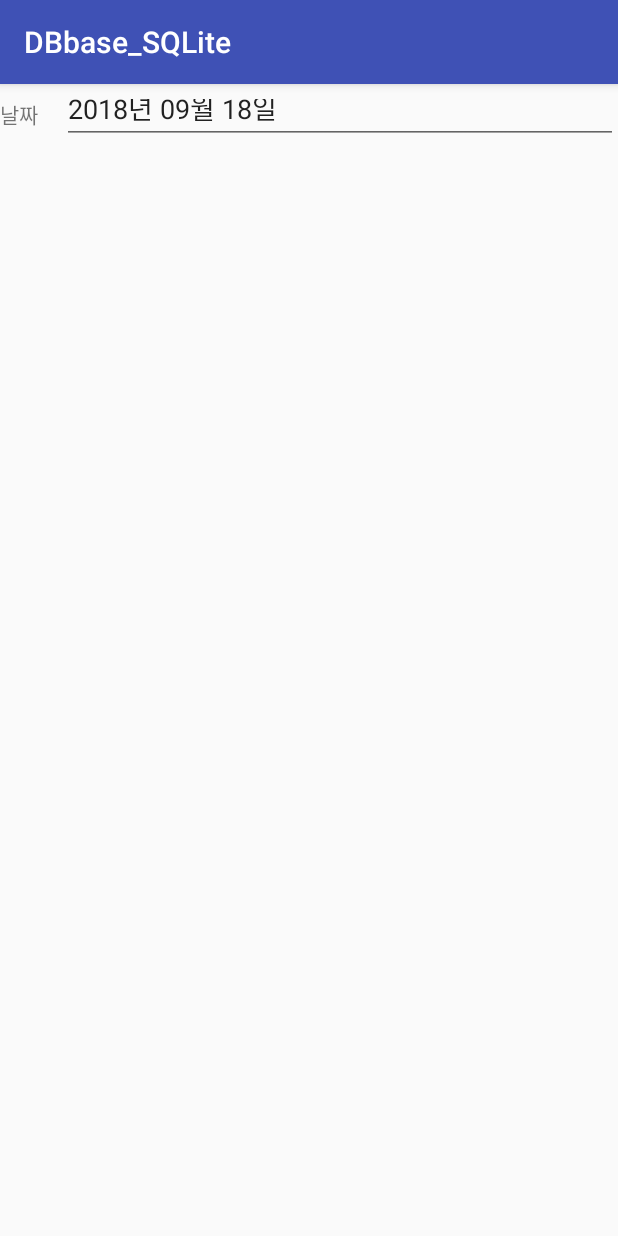
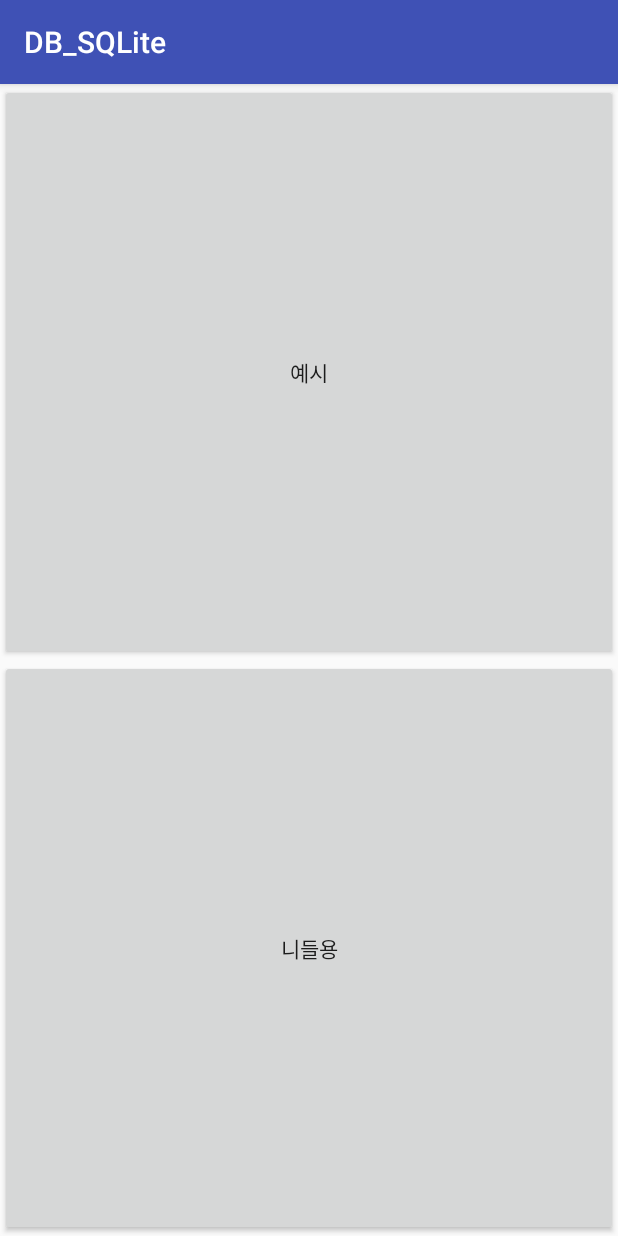
Before and after one commit to kin7274/DBbase_SQLite, an Android app: the screen it shows after launch (MainActivity), on a phone screen of 412 x 824 dp. Run offline under Robolectric (Android 15) with nearby library versions, the phone set to English and light mode, and no system bars.

Commit message:
db 수정중
db 2페이지 설정
db 2컬럼이 적용안됨

```diff
--- a/app/build.gradle
+++ b/app/build.gradle
@@ -3,7 +3,7 @@ apply plugin: 'com.android.application'
 android {
     compileSdkVersion 28
     defaultConfig {
-        applicationId "com.example.administrator.dbbase_sqlite"
+        applicationId "com.example.administrator.db_sqlite"
         minSdkVersion 15
         targetSdkVersion 28
         versionCode 1
--- a/app/src/main/AndroidManifest.xml
+++ b/app/src/main/AndroidManifest.xml
@@ -1,6 +1,6 @@
 <?xml version="1.0" encoding="utf-8"?>
 <manifest xmlns:android="http://schemas.android.com/apk/res/android"
-    package="com.example.administrator.dbbase_sqlite">
+    package="com.example.administrator.db_sqlite">
 
     <application
         android:allowBackup="true"
@@ -16,6 +16,7 @@
                 <category android:name="android.intent.category.LAUNCHER" />
             </intent-filter>
         </activity>
+        <activity android:name=".DB" />
+        <activity android:name=".DB2" />
     </application>
-
 </manifest>
--- a/app/src/main/java/com/example/administrator/dbbase_sqlite/MainActivity.java
+++ b/app/src/main/java/com/example/administrator/db_sqlite/DB2.java
@@ -1,4 +1,4 @@
-package com.example.administrator.dbbase_sqlite;
+package com.example.administrator.db_sqlite;
 
 import android.os.Bundle;
 import android.support.v7.app.AppCompatActivity;
@@ -6,57 +6,29 @@ import android.view.View;
 import android.widget.Button;
 import android.widget.EditText;
 import android.widget.TextView;
+import android.widget.Toast;
 
-import java.text.SimpleDateFormat;
-import java.util.Date;
-
-public class MainActivity extends AppCompatActivity {
+public class DB2 extends AppCompatActivity {
 
     @Override
     protected void onCreate(Bundle savedInstanceState) {
         super.onCreate(savedInstanceState);
-        setContentView(R.layout.activity_main);
+        setContentView(R.layout.activity_db2);
 
-        final DBHelper dbHelper = new DBHelper(getApplicationContext(), "MoneyBook.db", null, 1);
+        final DBHelper2 dbHelper = new DBHelper2(getApplicationContext(), "NEEDLE.db", null, 1);
 
         // 테이블에 있는 모든 데이터 출력
         final TextView result = (TextView) findViewById(R.id.result);
-
-        final EditText etDate = (EditText) findViewById(R.id.date);
         final EditText etItem = (EditText) findViewById(R.id.item);
-        final EditText etPrice = (EditText) findViewById(R.id.price);
-
-        // 날짜는 현재 날짜로 고정
-        // 현재 시간 구하기
-        long now = System.currentTimeMillis();
-        Date date = new Date(now);
-        // 출력될 포맷 설정
-        SimpleDateFormat simpleDateFormat = new SimpleDateFormat("yyyy년 MM월 dd일");
-        etDate.setText(simpleDateFormat.format(date));
 
         // DB에 데이터 추가
         Button insert = (Button) findViewById(R.id.insert);
         insert.setOnClickListener(new View.OnClickListener() {
             @Override
             public void onClick(View v) {
-                String date = etDate.getText().toString();
                 String item = etItem.getText().toString();
-                int price = Integer.parseInt(etPrice.getText().toString());
-
-                dbHelper.insert(date, item, price);
-                result.setText(dbHelper.getResult());
-            }
-        });
-
-        // DB에 있는 데이터 수정
-        Button update = (Button) findViewById(R.id.update);
-        update.setOnClickListener(new View.OnClickListener() {
-            @Override
-            public void onClick(View v) {
-                String item = etItem.getText().toString();
-                int price = Integer.parseInt(etPrice.getText().toString());
-
-                dbHelper.update(item, price);
+                Toast.makeText(getApplicationContext(), "" + item, Toast.LENGTH_SHORT).show();
+                dbHelper.insert(item);
                 result.setText(dbHelper.getResult());
             }
         });
@@ -67,7 +39,6 @@ public class MainActivity extends AppCompatActivity {
             @Override
             public void onClick(View v) {
                 String item = etItem.getText().toString();
-
                 dbHelper.delete(item);
                 result.setText(dbHelper.getResult());
             }
--- /dev/null
+++ b/app/src/main/java/com/example/administrator/db_sqlite/MainActivity.java
@@ -0,0 +1,36 @@
+package com.example.administrator.db_sqlite;
+
+import android.content.Intent;
+import android.os.Bundle;
+import android.support.v7.app.AppCompatActivity;
+import android.view.View;
+import android.widget.Button;
+
+public class MainActivity extends AppCompatActivity implements View.OnClickListener {
+    Button btn1, btn2;
+    @Override
+    protected void onCreate(Bundle savedInstanceState) {
+        super.onCreate(savedInstanceState);
+        setContentView(R.layout.activity_main);
+        btn1 = (Button) findViewById(R.id.btn1);
+        btn2 = (Button) findViewById(R.id.btn2);
+        btn1.setOnClickListener(this);
+        btn2.setOnClickListener(this);
+    }
+
+    @Override
+    public void onClick(View v) {
+        switch (v.getId()){
+            case R.id.btn1:
+                // 이건 예시
+                Intent intent = new Intent(this, DB.class);
+                startActivity(intent);
+                break;
+            case R.id.btn2:
+                // 이건 내가 쓸꺼
+                Intent intent2 = new Intent(this, DB2.class);
+                startActivity(intent2);
+                break;
+        }
+    }
+}
--- a/app/src/main/res/layout/activity_main.xml
+++ b/app/src/main/res/layout/activity_main.xml
@@ -1,109 +1,22 @@
 <?xml version="1.0" encoding="utf-8"?>
 <LinearLayout xmlns:android="http://schemas.android.com/apk/res/android"
-    xmlns:app="http://schemas.android.com/apk/res-auto"
-    xmlns:tools="http://schemas.android.com/tools"
     android:layout_width="match_parent"
     android:layout_height="match_parent"
-    tools:context=".MainActivity">
+    android:orientation="vertical"
+    android:weightSum="2">
 
-    <LinearLayout
+    <Button
+        android:id="@+id/btn1"
         android:layout_width="match_parent"
-        android:layout_height="40dp"
-        android:gravity="center_vertical">
+        android:layout_height="0dp"
+        android:layout_weight="1"
+        android:text="예시" />
 
-        <TextView
-            android:layout_width="wrap_content"
-            android:layout_height="wrap_content"
-            android:text="날짜" />
+    <Button
+        android:id="@+id/btn2"
+        android:layout_width="match_parent"
+        android:layout_height="0dp"
+        android:layout_weight="1"
+        android:text="니들용" />
 
-        <EditText
-            android:id="@+id/date"
-            android:layout_width="match_parent"
-            android:layout_height="wrap_content"
-            android:layout_marginLeft="16dp"
-            android:layout_marginStart="16dp"
-            android:clickable="false"
-            android:focusable="false" />
-    </LinearLayout>
-
-    <LinearLayout
-        android:layout_width="match_parent"
-        android:layout_height="40dp"
-        android:gravity="center_vertical">
-
-        <TextView
-            android:layout_width="wrap_content"
-            android:layout_height="wrap_content"
-            android:text="항목" />
-
-        <EditText
-            android:id="@+id/item"
-            android:layout_width="match_parent"
-            android:layout_height="wrap_content"
-            android:layout_marginLeft="16dp" />
-
-    </LinearLayout>
-
-    <LinearLayout
-        android:layout_width="match_parent"
-        android:layout_height="40dp"
-        android:gravity="center_vertical">
-
-        <TextView
-            android:layout_width="wrap_content"
-            android:layout_height="wrap_content"
-            android:text="가격" />
-
-        <EditText
-            android:id="@+id/price"
-            android:layout_width="match_parent"
-            android:layout_height="wrap_content"
-            android:layout_marginLeft="16dp"
-            android:inputType="number" />
-    </LinearLayout>
-
-    <LinearLayout
-        android:layout_width="match_parent"
-        android:layout_height="wrap_content"
-        android:layout_marginTop="8dp">
-
-        <Button
-            android:id="@+id/insert"
-            android:layout_width="0dp"
-            android:layout_height="wrap_content"
-            android:layout_weight="1"
-            android:text="추가" />
-
-        <Button
-            android:id="@+id/delete"
-            android:layout_width="0dp"
-            android:layout_height="wrap_content"
-            android:layout_weight="1"
-            android:text="삭제" />
-
-        <Button
-            android:id="@+id/update"
-            android:layout_width="0dp"
-            android:layout_height="wrap_content"
-            android:layout_weight="1"
-            android:text="수정" />
-
-        <Button
-            android:id="@+id/select"
-            android:layout_width="0dp"
-            android:layout_height="wrap_content"
-            android:layout_weight="1"
-            android:text="조회" />
-    </LinearLayout>
-
-    <ScrollView
-        android:layout_width="match_parent"
-        android:layout_height="match_parent"
-        android:layout_marginTop="16dp">
-
-        <TextView
-            android:id="@+id/result"
-            android:layout_width="wrap_content"
-            android:layout_height="wrap_content" />
-    </ScrollView>
 </LinearLayout>
--- a/app/src/main/res/values/strings.xml
+++ b/app/src/main/res/values/strings.xml
@@ -1,3 +1,3 @@
 <resources>
-    <string name="app_name">DBbase_SQLite</string>
+    <string name="app_name">DB_SQLite</string>
 </resources>
```
Also changed, not shown: app/src/main/java/com/example/administrator/db_sqlite/DB.java (added, +85 -0 lines), app/src/main/java/com/example/administrator/db_sqlite/DBHelper.java (renamed from app/src/main/java/com/example/administrator/dbbase_sqlite/DBHelper.java, +17 -16 lines), app/src/main/java/com/example/administrator/db_sqlite/DBHelper2.java (added, +59 -0 lines), app/src/main/res/layout/activity_db1.xml (added, +110 -0 lines), app/src/main/res/layout/activity_db2.xml (added, +63 -0 lines), gradle/wrapper/gradle-wrapper.properties, 5 other files.
